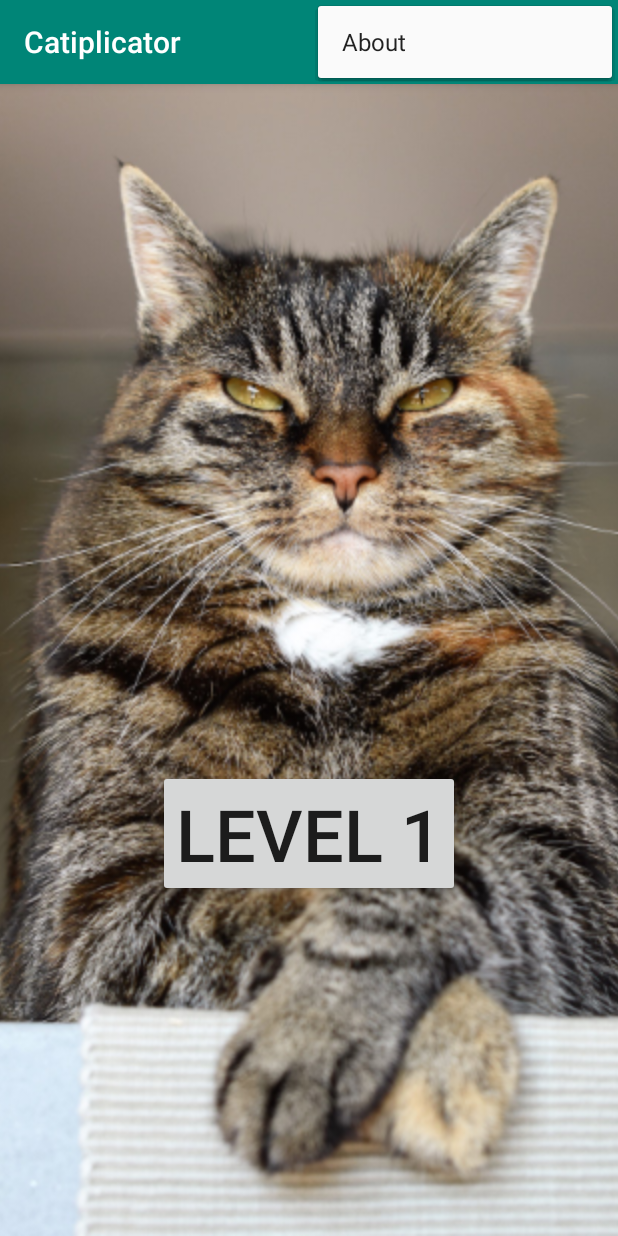
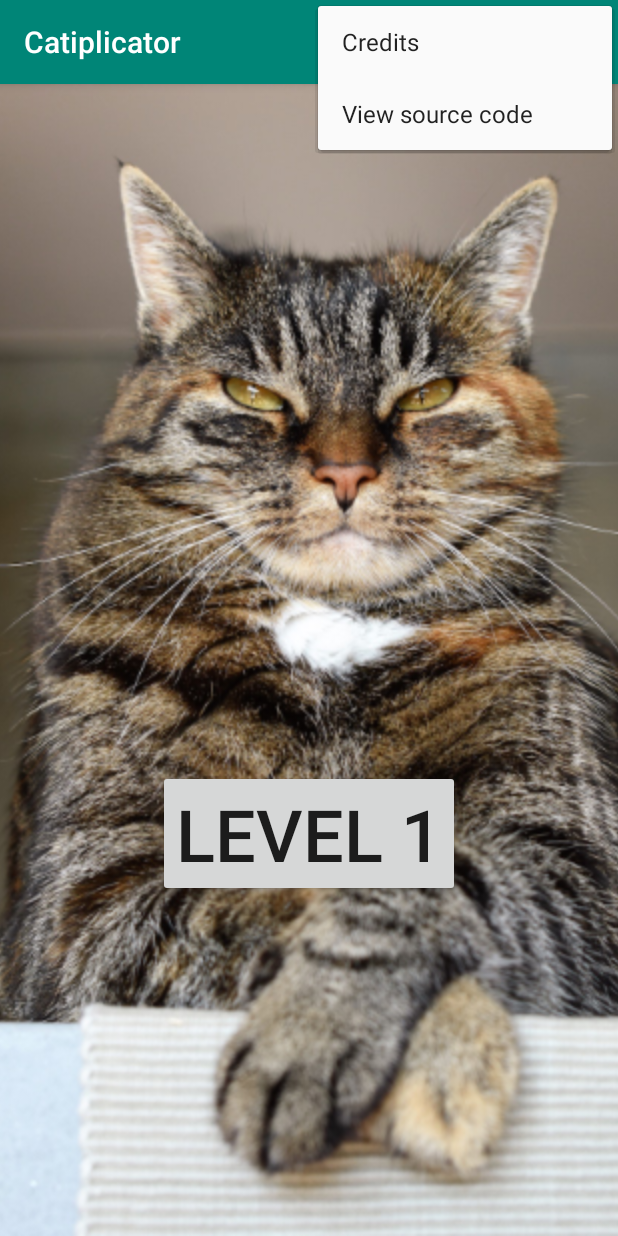
Before and after one commit to walles/catiplicator, an Android app: the screen it shows after launch (LevelLaunchingActivity), with the options menu open, on a phone screen of 412 x 824 dp. Run offline under Robolectric (Android 15) with nearby library versions, the phone set to English and light mode, and no system bars; our stand-ins replace Timber; plain views replace walles; 1 statement that could not run was skipped.

Commit message:
Link to source code from options menu

```diff
--- a/app/src/main/java/com/gmail/walles/johan/catiplicator/LevelLaunchingActivity.java
+++ b/app/src/main/java/com/gmail/walles/johan/catiplicator/LevelLaunchingActivity.java
@@ -18,10 +18,11 @@
 package com.gmail.walles.johan.catiplicator;
 
 import android.content.Intent;
+import android.net.Uri;
 import android.os.Bundle;
 import android.support.v7.app.AlertDialog;
 import android.view.Menu;
-import android.view.MenuInflater;
+import android.view.MenuItem;
 import android.widget.Button;
 
 import org.jetbrains.annotations.NonNls;
@@ -35,15 +36,26 @@ import timber.log.Timber;
 
 public class LevelLaunchingActivity extends MusicActivity {
     @Override
+    public boolean onOptionsItemSelected(MenuItem item) {
+        if (item.getItemId() == R.id.credits) {
+            LevelLaunchingActivity.this.showAboutDialog();
+            return true;
+        }
+
+        if (item.getItemId() == R.id.view_source_code) {
+            Intent intent = new Intent(Intent.ACTION_VIEW);
+            @NonNls String uri = "https://github.com/walles/catiplicator?files=1";
+            intent.setData(Uri.parse(uri));
+            startActivity(intent);
+            return true;
+        }
+
+        return super.onOptionsItemSelected(item);
+    }
+
+    @Override
     public boolean onCreateOptionsMenu(Menu menu) {
-        MenuInflater menuInflater = getMenuInflater();
-        menuInflater.inflate(R.menu.options_menu, menu);
-        menu.findItem(R.id.about).setOnMenuItemClickListener(
-                item -> {
-                    showAboutDialog();
-                    return true;
-                });
-
+        getMenuInflater().inflate(R.menu.options_menu, menu);
         return true;
     }
 
@@ -63,7 +75,7 @@ public class LevelLaunchingActivity extends MusicActivity {
         new AlertDialog.Builder(this)
                 .setMessage(credits)
                 .setCancelable(true)
-                .setTitle(R.string.about)
+                .setTitle(R.string.credits)
                 .setNeutralButton(android.R.string.ok, (dialog, which) -> dialog.dismiss())
                 .create()
                 .show();
--- a/app/src/main/res/menu/options_menu.xml
+++ b/app/src/main/res/menu/options_menu.xml
@@ -16,11 +16,16 @@
   ~
   -->
 
-<menu xmlns:app="http://schemas.android.com/apk/res-auto"
-      xmlns:android="http://schemas.android.com/apk/res/android">
+<menu
+    xmlns:android="http://schemas.android.com/apk/res/android">
 
     <item
-        android:id="@+id/about"
+        android:id="@+id/credits"
         android:checkable="false"
-        android:title="@string/about"/>
+        android:title="@string/credits"/>
+
+    <item
+        android:id="@+id/view_source_code"
+        android:checkable="false"
+        android:title="@string/view_source_code"/>
 </menu>
--- a/app/src/main/res/values/strings.xml
+++ b/app/src/main/res/values/strings.xml
@@ -22,8 +22,9 @@
     <string name="please_type_it_here">Please type it here:</string>
     <string name="level_n">Level %1$d</string>
     <string name="level_n_finished_you_got_m_answers_right">Level %1$d finished, you got %2$d answers right!</string>
-    <string name="about">About</string>
+    <string name="credits">Credits</string>
     <string name="quit_game_question">Quit game?</string>
     <string name="yes_quit">Yes, quit</string>
     <string name="no_keep_playing">No, keep playing</string>
+    <string name="view_source_code">View source code</string>
 </resources>
```
Also changed, not shown: 1 other file.
